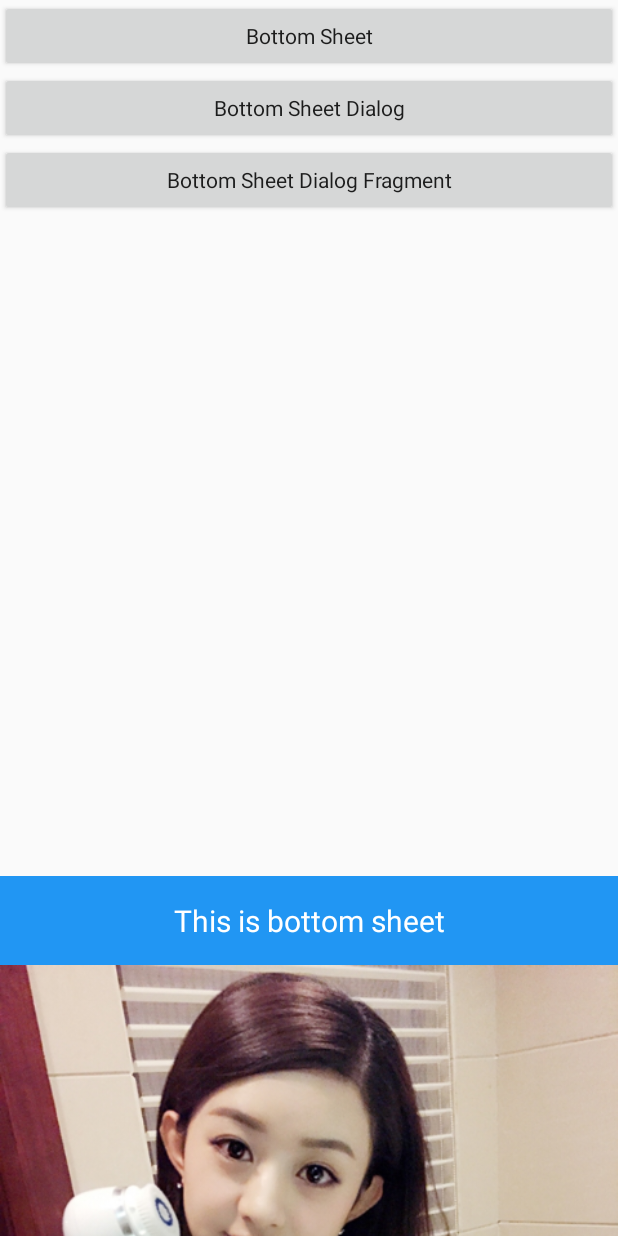
After one commit to huangshouguo/MaterialDesignStudy, an Android app: the BottomSheetActivity screen opened directly, with no data from a screen before it, on a phone screen of 412 x 824 dp. The commit adds this screen. Run offline under Robolectric (Android 15) with nearby library versions, the phone set to English and light mode, and no system bars.

Commit message:
add bottom sheet

```diff
--- a/app/src/main/AndroidManifest.xml
+++ b/app/src/main/AndroidManifest.xml
@@ -55,6 +55,7 @@
         <activity
             android:name=".component.ViewsActivity"
             android:windowSoftInputMode="stateHidden" />
+        <activity android:name=".component.BottomSheetActivity"></activity>
     </application>
 
 </manifest>
--- a/app/src/main/java/com/example/hsg/meterialdesignstudy/BaseActivity.java
+++ b/app/src/main/java/com/example/hsg/meterialdesignstudy/BaseActivity.java
@@ -7,4 +7,5 @@ import android.support.v7.app.AppCompatActivity;
  */
 
 public class BaseActivity extends AppCompatActivity {
+    protected final String TAG = this.getClass().getSimpleName();
 }
--- /dev/null
+++ b/app/src/main/java/com/example/hsg/meterialdesignstudy/component/BottomSheetActivity.java
@@ -0,0 +1,71 @@
+package com.example.hsg.meterialdesignstudy.component;
+
+import android.content.Context;
+import android.content.Intent;
+import android.os.Bundle;
+import android.support.annotation.NonNull;
+import android.support.design.widget.BottomSheetBehavior;
+import android.support.design.widget.BottomSheetDialog;
+import android.util.Log;
+import android.view.View;
+
+import com.example.hsg.meterialdesignstudy.BaseActivity;
+import com.example.hsg.meterialdesignstudy.R;
+
+public class BottomSheetActivity extends BaseActivity implements View.OnClickListener {
+
+    private View layoutBottomSheet;
+    private BottomSheetBehavior behavior;
+
+    public static void startAction(Context context) {
+        Intent intent = new Intent(context, BottomSheetActivity.class);
+        context.startActivity(intent);
+    }
+
+    @Override
+    protected void onCreate(Bundle savedInstanceState) {
+        super.onCreate(savedInstanceState);
+        setContentView(R.layout.activity_bottom_sheet);
+
+        findViewById(R.id.btn_bottom_sheet).setOnClickListener(this);
+        findViewById(R.id.btn_bottom_sheet_dialog).setOnClickListener(this);
+        findViewById(R.id.btn_bottom_sheet_dialog_fragment).setOnClickListener(this);
+
+        this.layoutBottomSheet = findViewById(R.id.layout_bottom_sheet);
+        this.behavior = BottomSheetBehavior.from(this.layoutBottomSheet);
+        this.behavior.setBottomSheetCallback(new BottomSheetBehavior.BottomSheetCallback() {
+            @Override
+            public void onStateChanged(@NonNull View bottomSheet, int newState) {
+                Log.v(TAG, "onStateChanged() called with: newState = [" + newState + "]");
+            }
+
+            @Override
+            public void onSlide(@NonNull View bottomSheet, float slideOffset) {
+                Log.i(TAG, "onSlide() called with: slideOffset = [" + slideOffset + "]");
+            }
+        });
+    }
+
+    @Override
+    public void onClick(View view) {
+        switch (view.getId()) {
+            case R.id.btn_bottom_sheet:
+                if (this.behavior.getState() == BottomSheetBehavior.STATE_EXPANDED) {
+                    this.behavior.setState(BottomSheetBehavior.STATE_COLLAPSED);
+                } else {
+                    this.behavior.setState(BottomSheetBehavior.STATE_EXPANDED);
+                }
+                break;
+            case R.id.btn_bottom_sheet_dialog:
+                BottomSheetDialog dialog = new BottomSheetDialog(this);
+                dialog.setContentView(R.layout.bottom_sheet_dialog);
+                dialog.show();
+                break;
+            case R.id.btn_bottom_sheet_dialog_fragment:
+                new BottomSheetDialogFragmentDemo().show(getSupportFragmentManager(), "BottomSheetDialogFragmentDemo");
+                break;
+            default:
+                break;
+        }
+    }
+}
--- a/app/src/main/java/com/example/hsg/meterialdesignstudy/component/ComponentHomeActivity.java
+++ b/app/src/main/java/com/example/hsg/meterialdesignstudy/component/ComponentHomeActivity.java
@@ -26,6 +26,7 @@ public class ComponentHomeActivity extends BaseActivity implements View.OnClickL
         findViewById(R.id.btn_navigation).setOnClickListener(this);
         findViewById(R.id.btn_tab).setOnClickListener(this);
         findViewById(R.id.btn_views).setOnClickListener(this);
+        findViewById(R.id.btn_bottom_sheet).setOnClickListener(this);
 
     }
 
@@ -50,6 +51,11 @@ public class ComponentHomeActivity extends BaseActivity implements View.OnClickL
             case R.id.btn_views:
                 ViewsActivity.startAction(this);
                 break;
+            case R.id.btn_bottom_sheet:
+                BottomSheetActivity.startAction(this);
+                break;
+            default:
+                break;
         }
     }
 }
--- /dev/null
+++ b/app/src/main/res/layout/activity_bottom_sheet.xml
@@ -0,0 +1,62 @@
+<?xml version="1.0" encoding="utf-8"?>
+<android.support.design.widget.CoordinatorLayout xmlns:android="http://schemas.android.com/apk/res/android"
+    xmlns:app="http://schemas.android.com/apk/res-auto"
+    xmlns:tools="http://schemas.android.com/tools"
+    android:layout_width="match_parent"
+    android:layout_height="match_parent">
+
+    <LinearLayout
+        android:layout_width="match_parent"
+        android:layout_height="wrap_content"
+        android:orientation="vertical">
+
+        <Button
+            android:id="@+id/btn_bottom_sheet"
+            style="@style/ButtonStyle"
+            android:text="Bottom Sheet" />
+
+        <Button
+            android:id="@+id/btn_bottom_sheet_dialog"
+            style="@style/ButtonStyle"
+            android:text="Bottom Sheet Dialog" />
+
+        <Button
+            android:id="@+id/btn_bottom_sheet_dialog_fragment"
+            style="@style/ButtonStyle"
+            android:text="Bottom Sheet Dialog Fragment" />
+    </LinearLayout>
+
+    <android.support.v4.widget.NestedScrollView
+        android:id="@+id/layout_bottom_sheet"
+        android:layout_width="match_parent"
+        android:layout_height="wrap_content"
+        app:behavior_hideable="true"
+        app:behavior_peekHeight="240dp"
+        app:layout_behavior="@string/bottom_sheet_behavior">
+
+        <LinearLayout
+            android:layout_width="match_parent"
+            android:layout_height="wrap_content"
+            android:orientation="vertical">
+
+            <TextView
+                android:layout_width="match_parent"
+                android:layout_height="wrap_content"
+                android:background="@color/color_blue"
+                android:gravity="center"
+                android:padding="16dp"
+                android:text="This is bottom sheet"
+                android:textColor="#fff"
+                android:textSize="20dp" />
+
+            <ImageView
+                android:layout_width="match_parent"
+                android:layout_height="wrap_content"
+                android:adjustViewBounds="true"
+                android:scaleType="fitStart"
+                android:src="@drawable/meizi" />
+        </LinearLayout>
+
+    </android.support.v4.widget.NestedScrollView>
+
+</android.support.design.widget.CoordinatorLayout>
--- a/app/src/main/res/layout/activity_component_home.xml
+++ b/app/src/main/res/layout/activity_component_home.xml
@@ -46,7 +46,7 @@
             <Button
                 android:id="@+id/btn_bottom_sheet"
                 style="@style/ButtonStyle"
-                android:text="BottomSheetDialog" />
+                android:text="BottomSheet" />
 
             <Button
                 android:id="@+id/btn_views"
```
Also changed, not shown: app/src/main/java/com/example/hsg/meterialdesignstudy/component/BottomSheetDialogFragmentDemo.java (added, +39 -0 lines), app/src/main/res/layout/bottom_sheet_dialog.xml (added, +47 -0 lines).
